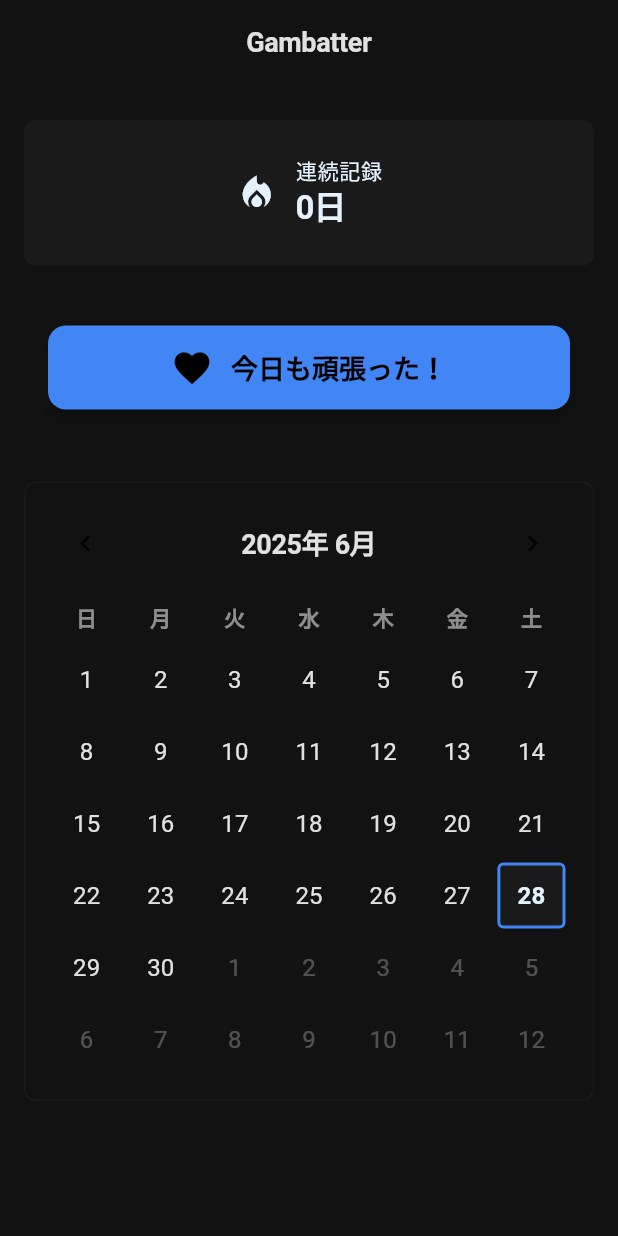
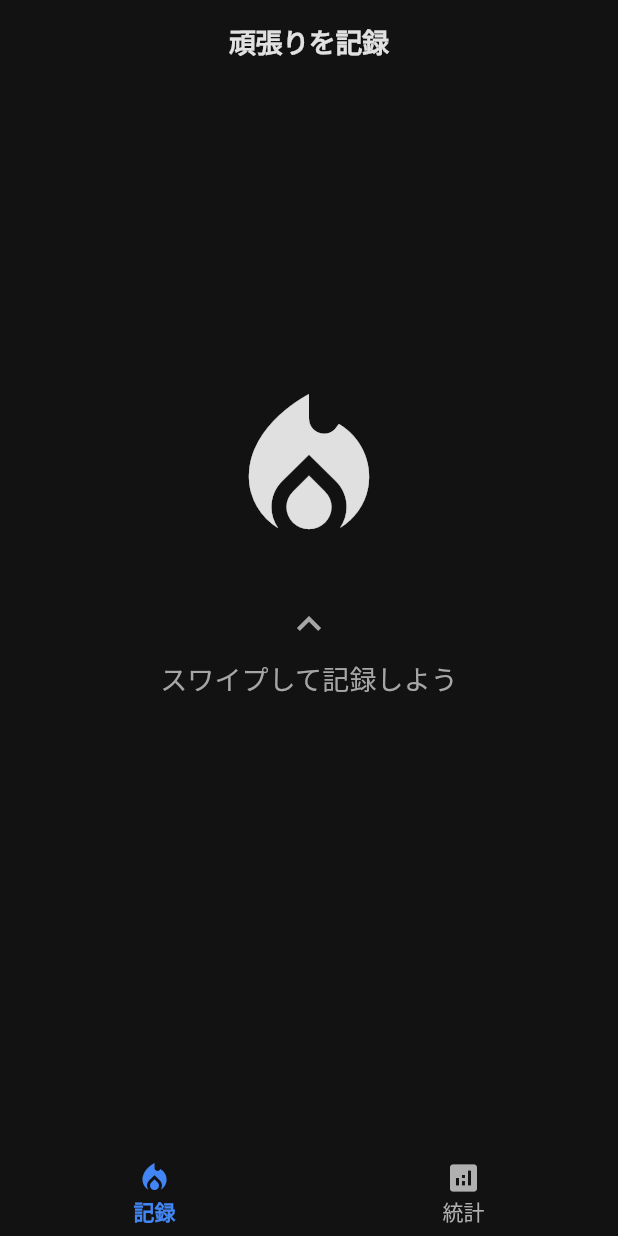
Before and after one commit to nagisano33/gambatter, a Flutter app: the screen it shows after launch, on a phone screen of 412 x 824 dp. Run offline on Flutter 3.47's test engine with Material 2 defaults, Android fonts, the phone set to English and light mode, and no system bars; our stand-ins replace sqflite; accounts and stored records are empty.

Commit message:
スワイプ動作に変更

```diff
--- a/lib/main.dart
+++ b/lib/main.dart
@@ -1,5 +1,5 @@
 import 'package:flutter/material.dart';
-import 'my_homepage.dart';
+import 'navigation/app_navigation.dart';
 import 'theme/theme_provider.dart';
 
 void main() {
@@ -26,7 +26,7 @@ class _MyAppState extends State<MyApp> {
           child: MaterialApp(
             title: 'Gambatter',
             theme: _themeProvider.currentTheme,
-            home: MyHomePage(
+            home: AppNavigation(
               title: 'Gambatter',
               themeProvider: _themeProvider,
             ),
--- /dev/null
+++ b/lib/navigation/app_navigation.dart
@@ -0,0 +1,78 @@
+import 'package:flutter/material.dart';
+import '../screens/flame_record_screen.dart';
+import '../screens/statistics_screen.dart';
+import '../theme/theme_provider.dart';
+
+class AppNavigation extends StatefulWidget {
+  const AppNavigation({
+    super.key,
+    required this.title,
+    required this.themeProvider,
+  });
+
+  final String title;
+  final ThemeProvider themeProvider;
+
+  @override
+  State<AppNavigation> createState() => _AppNavigationState();
+}
+
+class _AppNavigationState extends State<AppNavigation> {
+  int _currentIndex = 0;
+
+  void _onRecordCompleted() {
+    // 記録完了後に統計画面に自動遷移
+    setState(() {
+      _currentIndex = 1;
+    });
+  }
+
+  void _onTabTapped(int index) {
+    setState(() {
+      _currentIndex = index;
+    });
+  }
+
+  @override
+  Widget build(BuildContext context) {
+    final tokens = context.designTokens;
+
+    final List<Widget> screens = [
+      FlameRecordScreen(onRecordCompleted: _onRecordCompleted),
+      const StatisticsScreen(),
+    ];
+
+    return Scaffold(
+      body: IndexedStack(
+        index: _currentIndex,
+        children: screens,
+      ),
+      bottomNavigationBar: BottomNavigationBar(
+        currentIndex: _currentIndex,
+        onTap: _onTabTapped,
+        type: BottomNavigationBarType.fixed,
+        backgroundColor: tokens.surface,
+        selectedItemColor: tokens.primary,
+        unselectedItemColor: tokens.onSurfaceVariant,
+        selectedLabelStyle: TextStyle(
+          fontSize: tokens.fontSizeSm,
+          fontWeight: FontWeight.w600,
+        ),
+        unselectedLabelStyle: TextStyle(
+          fontSize: tokens.fontSizeSm,
+          fontWeight: FontWeight.w400,
+        ),
+        items: const [
+          BottomNavigationBarItem(
+            icon: Icon(Icons.local_fire_department),
+            label: '記録',
+          ),
+          BottomNavigationBarItem(
+            icon: Icon(Icons.analytics),
+            label: '統計',
+          ),
+        ],
+      ),
+    );
+  }
+}
--- /dev/null
+++ b/lib/screens/flame_record_screen.dart
@@ -0,0 +1,336 @@
+import 'package:flutter/foundation.dart';
+import 'package:flutter/material.dart';
+import 'package:flutter/services.dart';
+import '../database_helper.dart';
+import '../theme/theme_provider.dart';
+
+class FlameRecordScreen extends StatefulWidget {
+  const FlameRecordScreen({
+    super.key,
+    required this.onRecordCompleted,
+  });
+
+  final VoidCallback onRecordCompleted;
+
+  @override
+  State<FlameRecordScreen> createState() => _FlameRecordScreenState();
+}
+
+class _FlameRecordScreenState extends State<FlameRecordScreen>
+    with TickerProviderStateMixin {
+  final dbHelper = DatabaseHelper.instance;
+
+  bool _isRecordedToday = false;
+  bool _isLoading = false;
+  double _swipeProgress = 0.0; // 0.0 → 1.0
+  bool _isSwipeActive = false;
+
+  late AnimationController _guideController;
+  late Animation<double> _guideOpacity;
+  late Animation<Offset> _guideOffset;
+
+  @override
+  void initState() {
+    super.initState();
+    _initializeAnimations();
+    _checkTodayRecord();
+  }
+
+  void _initializeAnimations() {
+    _guideController = AnimationController(
+      duration: const Duration(milliseconds: 1500),
+      vsync: this,
+    );
+
+    _guideOpacity = Tween<double>(
+      begin: 0.3,
+      end: 1.0,
+    ).animate(
+      CurvedAnimation(
+        parent: _guideController,
+        curve: Curves.easeInOut,
+      ),
+    );
+
+    _guideOffset = Tween<Offset>(
+      begin: const Offset(0, 0.3),
+      end: const Offset(0, -0.3),
+    ).animate(
+      CurvedAnimation(
+        parent: _guideController,
+        curve: Curves.easeInOut,
+      ),
+    );
+
+    _guideController.repeat(reverse: true);
+  }
+
+  @override
+  void dispose() {
+    _guideController.dispose();
+    super.dispose();
+  }
+
+  Future<void> _checkTodayRecord() async {
+    final today = DateTime.now();
+    final isRecorded = await dbHelper.hasEffortRecordForDate(today);
+    setState(() {
+      _isRecordedToday = isRecorded;
+    });
+  }
+
+  void _onSwipeStart(DragStartDetails details) {
+    if (_isRecordedToday || _isLoading) return;
+
+    setState(() {
+      _isSwipeActive = true;
+      _swipeProgress = 0.0;
+    });
+  }
+
+  void _onSwipeUpdate(DragUpdateDetails details) {
+    if (_isRecordedToday || _isLoading || !_isSwipeActive) return;
+
+    final RenderBox renderBox = context.findRenderObject() as RenderBox;
+    final size = renderBox.size;
+    final localPosition = renderBox.globalToLocal(details.globalPosition);
+
+    // 画面の下部から上部への進行度を計算
+    final progress = 1.0 - (localPosition.dy / size.height);
+    final clampedProgress = progress.clamp(0.0, 1.0);
+
+    setState(() {
+      _swipeProgress = clampedProgress;
+    });
+
+    // 完了判定（50%以上で点火完了に変更してテストしやすく）
+    if (clampedProgress >= 0.5) {
+      _onIgnitionComplete();
+    }
+  }
+
+  void _onSwipeEnd(DragEndDetails details) {
+    if (_isRecordedToday || _isLoading) return;
+
+    // 完了していない場合は元に戻す
+    if (_swipeProgress < 0.5) {
+      setState(() {
+        _swipeProgress = 0.0;
+        _isSwipeActive = false;
+      });
+    }
+  }
+
+  Future<void> _onIgnitionComplete() async {
+    if (_isRecordedToday || _isLoading) return;
+
+    setState(() {
+      _isLoading = true;
+      _swipeProgress = 1.0;
+    });
+
+    try {
+      final today = DateTime.now();
+
+      // 重複チェック
+      final alreadyRecorded = await dbHelper.hasEffortRecordForDate(today);
+      if (alreadyRecorded) {
+        setState(() {
+          _isRecordedToday = true;
+        });
+        if (mounted) {
+          ScaffoldMessenger.of(context).showSnackBar(
+            const SnackBar(
+              content: Text('今日はすでに記録済みです'),
+              duration: Duration(seconds: 2),
+            ),
+          );
+        }
+        return;
+      }
+
+      // ハプティックフィードバック（エミュレータ対応）
+      HapticFeedback.mediumImpact();
+
+      await dbHelper.insertEffortRecord(today);
+
+      setState(() {
+        _isRecordedToday = true;
+      });
+
+      // 少し待ってから自動画面遷移
+      await Future.delayed(const Duration(milliseconds: 800));
+
+      if (mounted) {
+        widget.onRecordCompleted();
+      }
+    } catch (e) {
+      print('記録エラー: $e'); // デバッグ用ログ
+      if (mounted) {
+        ScaffoldMessenger.of(context).showSnackBar(
+          SnackBar(
+            content: Text('記録に失敗しました: $e'),
+            duration: const Duration(seconds: 3),
+          ),
+        );
+        setState(() {
+          _swipeProgress = 0.0;
+          _isSwipeActive = false;
+        });
+      }
+    } finally {
+      if (mounted) {
+        setState(() {
+          _isLoading = false;
+        });
+      }
+    }
+  }
+
+  Color _getFlameColor(double progress) {
+    if (progress >= 0.5) {
+      return Colors.red.shade600; // 完了時の赤
+    } else if (progress >= 0.3) {
+      return Color.lerp(Colors.orange.shade400, Colors.red.shade600, (progress - 0.3) * 5) ?? Colors.orange;
+    } else if (progress >= 0.1) {
+      return Color.lerp(Colors.yellow.shade600, Colors.orange.shade400, (progress - 0.1) * 5) ?? Colors.yellow;
+    } else if (progress > 0) {
+      return Color.lerp(Colors.grey.shade400, Colors.yellow.shade600, progress * 10) ?? Colors.grey;
+    } else {
+      return Colors.grey.shade400;
+    }
+  }
+
+  @override
+  Widget build(BuildContext context) {
+    final tokens = context.designTokens;
+
+    return Scaffold(
+      appBar: AppBar(
+        title: const Text('頑張りを記録'),
+        automaticallyImplyLeading: false, // 戻るボタンを非表示
+      ),
+      body: GestureDetector(
+        onPanStart: _onSwipeStart,
+        onPanUpdate: _onSwipeUpdate,
+        onPanEnd: _onSwipeEnd,
+        child: Container(
+          width: double.infinity,
+          height: double.infinity,
+          color: Colors.transparent,
+          child: Column(
+            mainAxisAlignment: MainAxisAlignment.center,
+            children: [
+              const Spacer(flex: 2),
+
+              // 炎アイコン
+              Stack(
+                alignment: Alignment.center,
+                children: [
+                  // 炎の輪郭
+                  Icon(
+                    Icons.local_fire_department,
+                    size: 120,
+                    color: Colors.grey.shade300,
+                  ),
+                  // 段階的に色づく炎
+                  ClipRect(
+                    child: Align(
+                      alignment: Alignment.bottomCenter,
+                      heightFactor: _swipeProgress,
+                      child: Icon(
+                        Icons.local_fire_department,
+                        size: 120,
+                        color: _getFlameColor(_swipeProgress),
+                      ),
+                    ),
+                  ),
+                ],
+              ),
+
+              SizedBox(height: tokens.spacingXl),
+
+              // 状態表示
+              if (_isRecordedToday)
+                Container(
+                  padding: EdgeInsets.symmetric(
+                    horizontal: tokens.spacingLg,
+                    vertical: tokens.spacingSm,
+                  ),
+                  decoration: BoxDecoration(
+                    color: Colors.green.shade100,
+                    borderRadius: BorderRadius.circular(tokens.radiusMd),
+                    border: Border.all(color: Colors.green.shade300),
+                  ),
+                  child: Row(
+                    mainAxisSize: MainAxisSize.min,
+                    children: [
+                      Icon(
+                        Icons.check_circle,
+                        color: Colors.green.shade700,
+                        size: 20,
+                      ),
+                      SizedBox(width: tokens.spacingSm),
+                      Text(
+                        '今日の頑張りを記録しました！',
+                        style: TextStyle(
+                          color: Colors.green.shade700,
+                          fontWeight: FontWeight.w600,
+                        ),
+                      ),
+                    ],
+                  ),
+                )
+              else if (_isLoading)
+                const CircularProgressIndicator()
+              else
+                // 操作ガイド
+                AnimatedBuilder(
+                  animation: _guideController,
+                  builder: (context, child) {
+                    return Opacity(
+                      opacity: _isSwipeActive ? 0.0 : _guideOpacity.value,
+                      child: Transform.translate(
+                        offset: _guideOffset.value * 20,
+                        child: Column(
+                          children: [
+                            Icon(
+                              Icons.keyboard_arrow_up,
+                              size: 32,
+                              color: tokens.onSurfaceVariant,
+                            ),
+                            SizedBox(height: tokens.spacingSm),
+                            Text(
+                              'スワイプして記録しよう',
+                              style: TextStyle(
+                                fontSize: tokens.fontSizeLg,
+                                color: tokens.onSurfaceVariant,
+                                fontWeight: FontWeight.w500,
+                              ),
+                            ),
+                          ],
+                        ),
+                      ),
+                    );
+                  },
+                ),
+
+              const Spacer(flex: 3),
+            ],
+          ),
+        ),
+      ),
+      floatingActionButton: kDebugMode
+          ? FloatingActionButton(
+              onPressed: () {
+                setState(() {
+                  _isRecordedToday = !_isRecordedToday;
+                });
+              },
+              backgroundColor: Theme.of(context).colorScheme.error,
+              child: const Icon(Icons.refresh),
+            )
+          : null,
+    );
+  }
+}
--- a/lib/theme/app_theme.dart
+++ b/lib/theme/app_theme.dart
@@ -3,29 +3,10 @@ import 'design_tokens.dart';
 
 class AppTheme {
   static ThemeData createTheme(DesignTokens tokens) {
-    // デジタル庁ダークテーマ固定
-    final isDark = true;
-
     return ThemeData(
       useMaterial3: true,
-      brightness: isDark ? Brightness.dark : Brightness.light,
-      colorScheme: isDark
-          ? ColorScheme.dark(
-              primary: tokens.primary,
-              onPrimary: tokens.onPrimary,
-              primaryContainer: tokens.primaryContainer,
-              onPrimaryContainer: tokens.onPrimaryContainer,
-              secondary: tokens.secondary,
-              onSecondary: tokens.onSecondary,
-              surface: tokens.surface,
-              onSurface: tokens.onSurface,
-              surfaceVariant: tokens.surfaceVariant,
-              onSurfaceVariant: tokens.onSurfaceVariant,
-              outline: tokens.outline,
-              error: tokens.error,
-              onError: tokens.onError,
-            )
-          : ColorScheme.light(
+      brightness: Brightness.dark,
+      colorScheme: ColorScheme.dark(
         primary: tokens.primary,
         onPrimary: tokens.onPrimary,
         primaryContainer: tokens.primaryContainer,
@@ -96,11 +77,10 @@ class AppTheme {
       appBarTheme: AppBarTheme(
         elevation: 0,
         centerTitle: true,
-        backgroundColor: isDark ? tokens.surface : tokens.primary,
-        foregroundColor: isDark ? tokens.onSurface : tokens.onPrimary,
+        backgroundColor: tokens.surface,
+        foregroundColor: tokens.onSurface,
         surfaceTintColor: Colors.transparent,
       ),
     );
   }
-
 }
```
Also changed, not shown: lib/screens/statistics_screen.dart (added, +278 -0 lines), 2 other files. Lines whose indentation alone changed are shown as unchanged.
